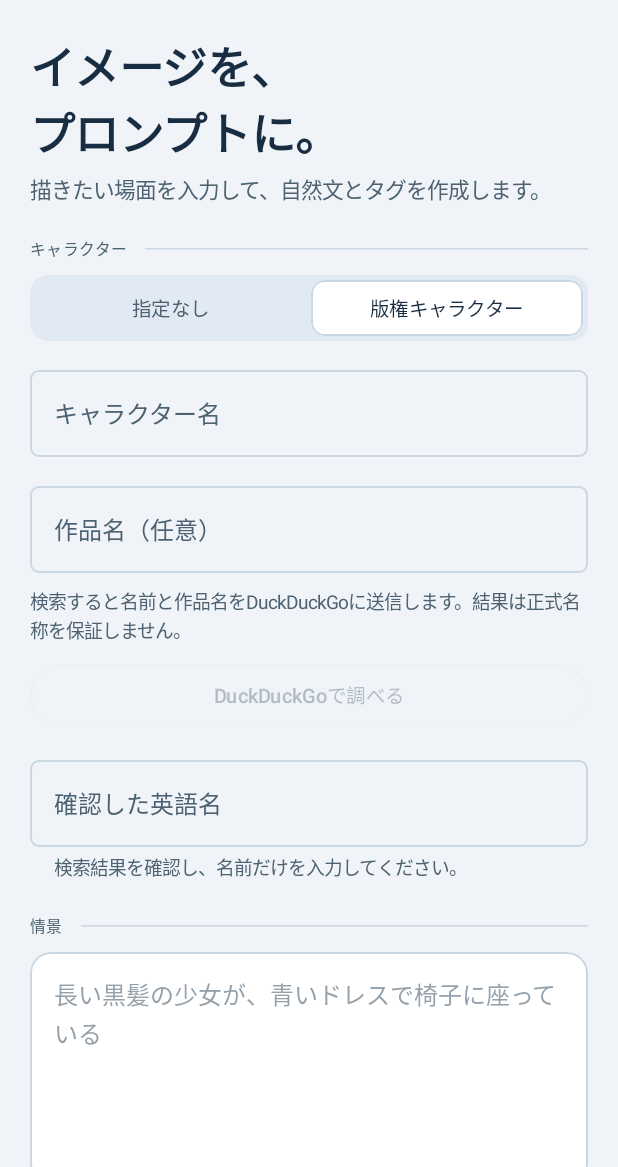
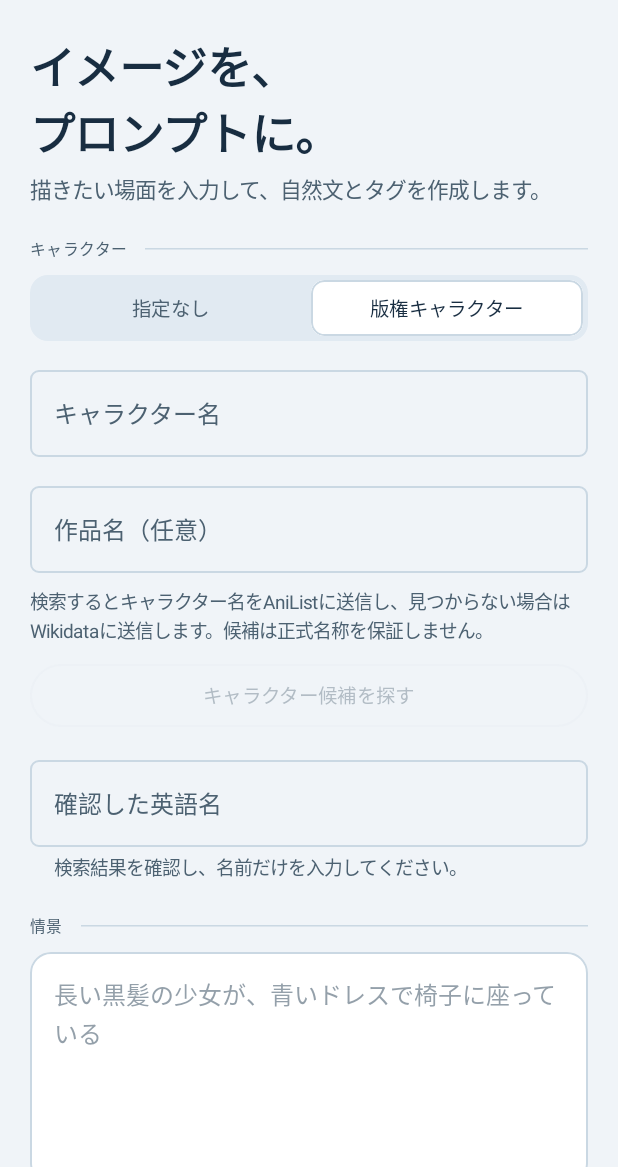
Before and after one commit to shiokunn/prompter, an Android app built with Jetpack Compose: the screen it shows after launch (MainActivity), after a tap on "版権キャラクター", on a phone screen of 412 x 824 dp, the part 69-1236 px from its top. Run offline under Robolectric (Android 15) with nearby library versions, the light colour scheme and no system bars; libraries missing offline, so code that uses them is left out: com.google.ai.edge; network calls fail; pictures from the network do not load.

Commit message:
feat: add character candidate search sources

```diff
--- a/app/src/main/java/com/prompter/app/MainActivity.kt
+++ b/app/src/main/java/com/prompter/app/MainActivity.kt
@@ -95,7 +95,7 @@ private fun PrompterApp() {
     var characterName by rememberSaveable { mutableStateOf("") }
     var characterSeries by rememberSaveable { mutableStateOf("") }
     var characterEnglish by rememberSaveable { mutableStateOf("") }
-    var characterResults by remember { mutableStateOf<List<CharacterSearchResult>>(emptyList()) }
+    var characterResults by remember { mutableStateOf<List<CharacterCandidate>>(emptyList()) }
     var characterSearching by remember { mutableStateOf(false) }
     var characterSearchError by remember { mutableStateOf<String?>(null) }
     var modeName by rememberSaveable { mutableStateOf(OutputMode.BOTH.name) }
@@ -873,17 +873,17 @@ private fun PrompterApp() {
                     if (characterMode) {
                         OutlinedTextField(
                             value = characterName,
-                            onValueChange = { characterName = it; characterResults = emptyList(); characterSearchError = null },
+                            onValueChange = { characterName = it; characterEnglish = ""; characterResults = emptyList(); characterSearchError = null },
                             label = { Text("キャラクター名") },
                             singleLine = true, modifier = Modifier.fillMaxWidth(),
                         )
                         OutlinedTextField(
                             value = characterSeries,
-                            onValueChange = { characterSeries = it; characterResults = emptyList(); characterSearchError = null },
+                            onValueChange = { characterSeries = it; characterEnglish = ""; characterResults = emptyList(); characterSearchError = null },
                             label = { Text("作品名（任意）") },
                             singleLine = true, modifier = Modifier.fillMaxWidth(),
                         )
-                        Text("検索すると名前と作品名をDuckDuckGoに送信します。結果は正式名称を保証しません。", style = MaterialTheme.typography.bodySmall, color = MutedInk)
+                        Text("検索するとキャラクター名をAniListに送信し、見つからない場合はWikidataに送信します。候補は正式名称を保証しません。", style = MaterialTheme.typography.bodySmall, color = MutedInk)
                         OutlinedButton(
                             enabled = characterName.isNotBlank() && !characterSearching,
                             onClick = {
@@ -894,8 +894,11 @@ private fun PrompterApp() {
                                 characterResults = emptyList()
                                 scope.launch {
                                     try {
-                                        val found = withContext(Dispatchers.IO) { CharacterSearch.search(name, series) }
-                                        if (name == characterName && series == characterSeries) characterResults = found
+                                        val found = withContext(Dispatchers.IO) { CharacterCatalogSearch.search(name) }
+                                        if (name == characterName && series == characterSeries) {
+                                            characterResults = found
+                                            if (found.isEmpty()) characterSearchError = "候補が見つかりませんでした。"
+                                        }
                                     } catch (cancelled: CancellationException) {
                                         throw cancelled
                                     } catch (failure: Exception) {
@@ -908,13 +911,16 @@ private fun PrompterApp() {
                                 }
                             },
                             modifier = Modifier.fillMaxWidth(),
-                        ) { Text(if (characterSearching) "検索中…" else "DuckDuckGoで調べる") }
+                        ) { Text(if (characterSearching) "検索中…" else "キャラクター候補を探す") }
                         characterSearchError?.let { Text(it, color = ErrorRed, style = MaterialTheme.typography.bodySmall) }
                         characterResults.forEach { found ->
+                            Text("${found.name} ${found.nativeName} · ${found.source}", style = MaterialTheme.typography.bodyMedium)
+                            Text(if (found.series.isBlank()) "作品情報なし" else "作品・説明: ${found.series}", style = MaterialTheme.typography.bodySmall)
                             TextButton(onClick = {
                                 runCatching { context.startActivity(Intent(Intent.ACTION_VIEW, Uri.parse(found.url))) }
                                     .onFailure { characterSearchError = "リンクを開けませんでした。" }
-                            }) { Text(found.title, maxLines = 2, overflow = TextOverflow.Ellipsis) }
+                            }) { Text("出典を開く") }
+                            OutlinedButton(onClick = { characterEnglish = found.name }) { Text("この名前を確認して使う") }
                         }
                         OutlinedTextField(
                             value = characterEnglish,
```
Also changed, not shown: app/src/main/java/com/prompter/app/CharacterCatalogSearch.kt (added, +97 -0 lines).
